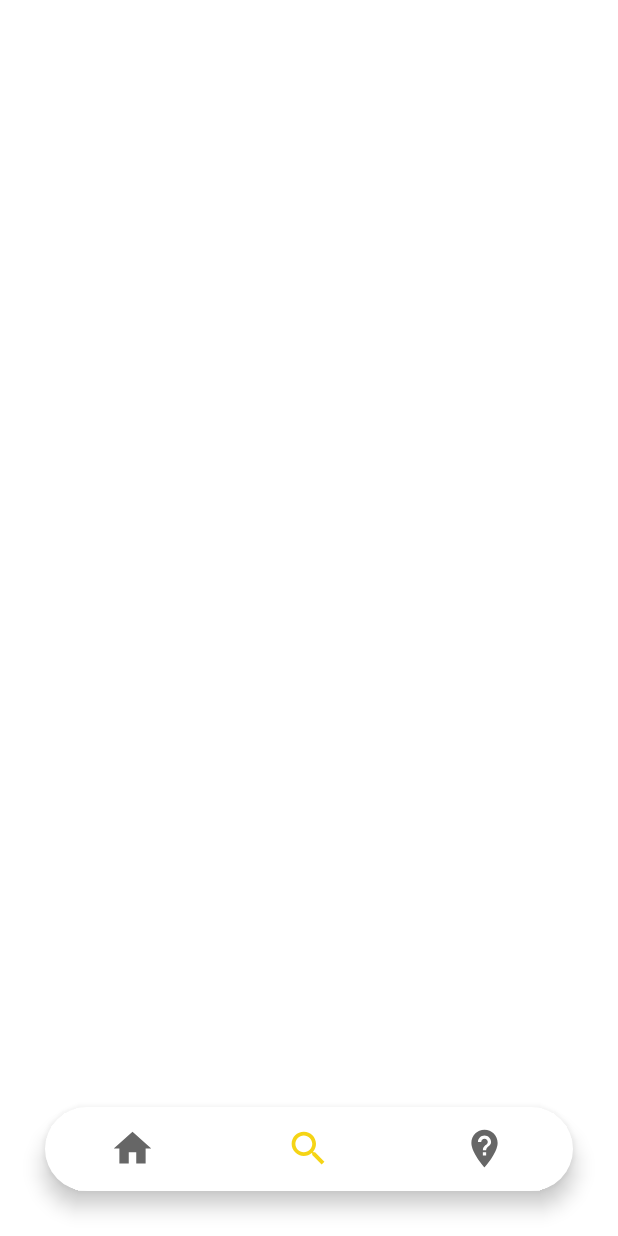
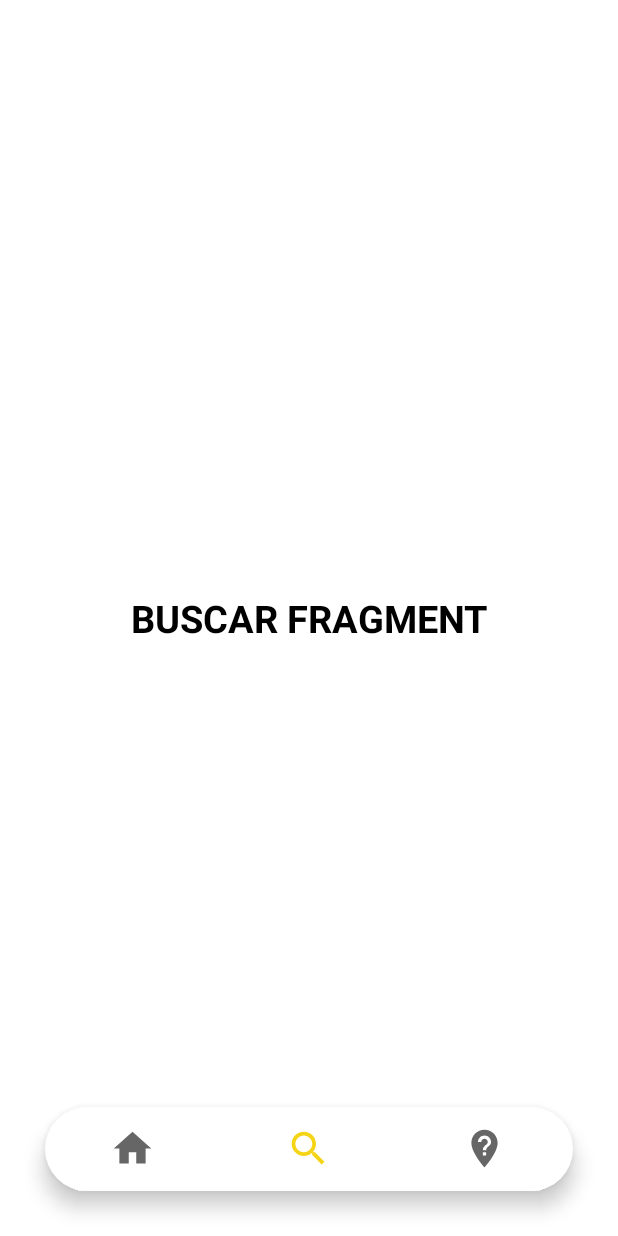
Before and after one commit to dacarrascals/9220l_mercado_libre, an Android app: the screen it shows after launch (MainActivity), item 2 of the bottom bar chosen, on a phone screen of 412 x 824 dp. Run offline under Robolectric (Android 15) with nearby library versions, the phone set to English and light mode, and no system bars.

Commit message:
IMPLEMENTACIÓN - Funcionalidad Bottom Navigation
* Se agrega funcionalidad al Bottom Navigation con su respectivo fragment

```diff
--- a/app/src/main/java/com/example/a9220l_mercado_libre/MainActivity.java
+++ b/app/src/main/java/com/example/a9220l_mercado_libre/MainActivity.java
@@ -1,14 +1,56 @@
 package com.example.a9220l_mercado_libre;
 
+import androidx.annotation.NonNull;
 import androidx.appcompat.app.AppCompatActivity;
+import androidx.fragment.app.Fragment;
 
 import android.os.Bundle;
+import android.view.MenuItem;
+
+import com.example.a9220l_mercado_libre.Vista.BuscarFragment;
+import com.example.a9220l_mercado_libre.Vista.HomeFragment;
+import com.example.a9220l_mercado_libre.Vista.SitiosFragment;
+import com.google.android.material.bottomnavigation.BottomNavigationView;
 
 public class MainActivity extends AppCompatActivity {
+
+    BottomNavigationView navigationView;
 
     @Override
     protected void onCreate(Bundle savedInstanceState) {
         super.onCreate(savedInstanceState);
         setContentView(R.layout.activity_main);
+
+        navigationView =  findViewById(R.id.bottom_navigation);
+        getSupportFragmentManager().beginTransaction().replace(R.id.body_container,new HomeFragment()).commit();
+        navigationView.setSelectedItemId(R.id.nav_home);
+
+        navigationView.setOnNavigationItemSelectedListener(new BottomNavigationView.OnNavigationItemSelectedListener() {
+            @Override
+            public boolean onNavigationItemSelected(@NonNull MenuItem item) {
+                Fragment fragment=null;
+
+                switch (item.getItemId()){
+                    case R.id.nav_home:
+                        fragment= new HomeFragment();
+                        break;
+                    case R.id.nav_buscador:
+                        fragment= new BuscarFragment();
+                        break;
+                    case R.id.nav_sitios:
+                        fragment= new SitiosFragment();
+                        break;
+
+                }
+
+              getSupportFragmentManager().beginTransaction().replace(R.id.body_container,fragment).commit();
+
+                return true;
+            }
+        });
+
+
+
+
     }
 }
--- a/app/src/main/res/layout/fragment_buscar.xml
+++ b/app/src/main/res/layout/fragment_buscar.xml
@@ -7,8 +7,12 @@
 
     <!-- TODO: Update blank fragment layout -->
     <TextView
+        android:gravity="center"
         android:layout_width="match_parent"
         android:layout_height="match_parent"
-        android:text="@string/hello_blank_fragment" />
+        android:text="BUSCAR FRAGMENT"
+        android:textStyle="bold"
+        android:textColor="@color/black"
+        android:textSize="25sp"/>
 
 </FrameLayout>
--- a/app/src/main/res/layout/fragment_home.xml
+++ b/app/src/main/res/layout/fragment_home.xml
@@ -7,8 +7,12 @@
 
     <!-- TODO: Update blank fragment layout -->
     <TextView
+        android:gravity="center"
         android:layout_width="match_parent"
         android:layout_height="match_parent"
-        android:text="@string/hello_blank_fragment" />
+        android:text="HOME FRAGMENT"
+        android:textStyle="bold"
+        android:textColor="@color/black"
+        android:textSize="25sp"/>
 
 </FrameLayout>
--- a/app/src/main/res/layout/fragment_sitios.xml
+++ b/app/src/main/res/layout/fragment_sitios.xml
@@ -7,8 +7,12 @@
 
     <!-- TODO: Update blank fragment layout -->
     <TextView
+        android:gravity="center"
         android:layout_width="match_parent"
         android:layout_height="match_parent"
-        android:text="@string/hello_blank_fragment" />
+        android:text="SITIOS FRAGMENT"
+        android:textStyle="bold"
+        android:textColor="@color/black"
+        android:textSize="25sp"/>
 
 </FrameLayout>
```
